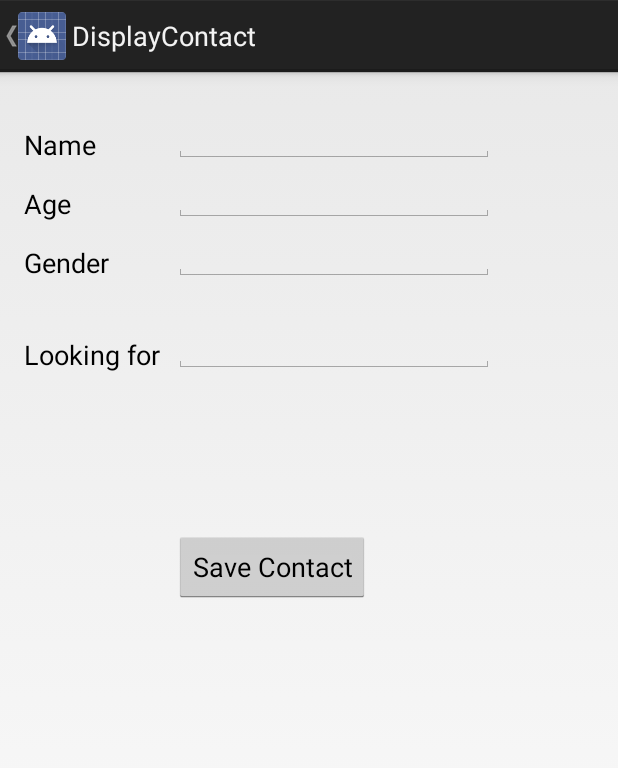
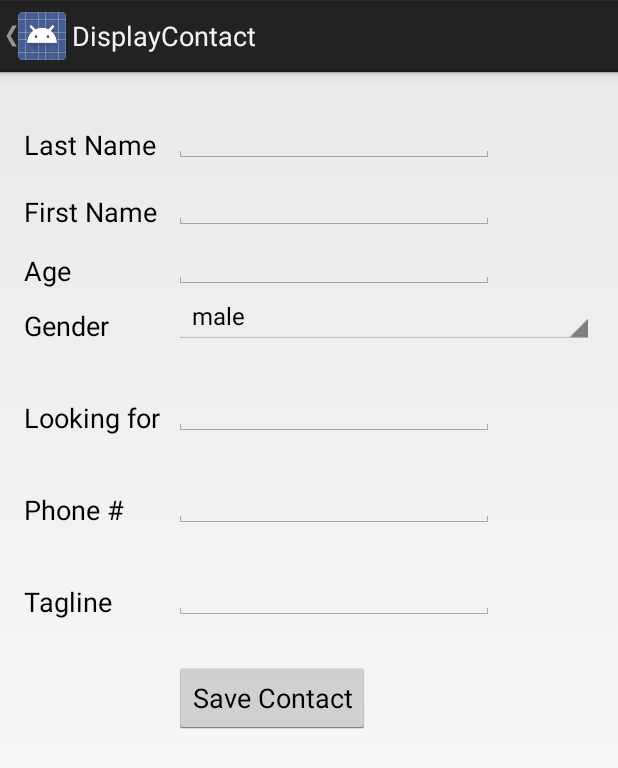
Before and after one commit to chrisplim/CrossGame, an Android app: the DisplayContact screen opened directly, with no data from a screen before it, on a phone screen of 412 x 824 dp. Shown: the top 768 px of the screen. Run offline under Robolectric (Android 15) with nearby library versions, the phone set to English and light mode, and no system bars.

Commit message:
added spinner, need to fix setSelection

```diff
--- a/app/src/main/java/com/example/christopherlim/crossgame/DisplayContact.java
+++ b/app/src/main/java/com/example/christopherlim/crossgame/DisplayContact.java
@@ -1,30 +1,40 @@
 package com.example.christopherlim.crossgame;
 
-import android.os.Bundle;
 import android.app.Activity;
 import android.app.AlertDialog;
 import android.content.DialogInterface;
 import android.content.Intent;
 import android.database.Cursor;
+import android.os.Bundle;
 import android.view.Menu;
 import android.view.MenuItem;
 import android.view.View;
+import android.widget.AdapterView;
+import android.widget.ArrayAdapter;
 import android.widget.Button;
+import android.widget.Spinner;
 import android.widget.TextView;
 import android.widget.Toast;
 
-public class DisplayContact extends Activity {
+import java.util.ArrayList;
+import java.util.List;
+
+public class DisplayContact extends Activity implements AdapterView.OnItemSelectedListener{
 
     int from_Where_I_Am_Coming = 0;
     private DBHelper mydb ;
-    TextView name ;
+    TextView lastname ;
+    TextView firstname ;
     TextView age ;
     TextView gender ;
+    String gend;
     TextView orientation ;
-    //TextView phone;
-    //TextView email;
-    //TextView street;
-    //TextView place;
+    TextView phonenumber ;
+    TextView tagline ;
+    Spinner spinner;
+
+
+
     int id_To_Update = 0;
 
 
@@ -32,14 +42,15 @@ public class DisplayContact extends Activity {
     protected void onCreate(Bundle savedInstanceState) {
         super.onCreate(savedInstanceState);
         setContentView(R.layout.activity_display_contact);
-        name = (TextView) findViewById(R.id.editTextName);
+        lastname = (TextView) findViewById(R.id.editTextLastName);
+        firstname = (TextView) findViewById(R.id.editTextFirstName);
         age = (TextView) findViewById(R.id.editTextAge);
-        gender = (TextView) findViewById(R.id.editTextGender);
+        //gender =  (TextView) findViewById(R.id.gender_spinner);
+        // Spinner element
+        spinner = (Spinner) findViewById(R.id.gender_spinner);
         orientation = (TextView) findViewById(R.id.editTextOrientation);
-        //phone = (TextView) findViewById(R.id.editTextPhone);
-        //email = (TextView) findViewById(R.id.editTextStreet);
-        //street = (TextView) findViewById(R.id.editTextEmail);
-        //place = (TextView) findViewById(R.id.editTextCity);
+        phonenumber = (TextView) findViewById(R.id.editTextPhoneNumber);
+        tagline = (TextView) findViewById(R.id.editTextTagLine);
 
         mydb = new DBHelper(this);
 
@@ -52,11 +63,14 @@ public class DisplayContact extends Activity {
                 Cursor rs = mydb.getData(Value);
                 id_To_Update = Value;
                 rs.moveToFirst();
-                String nam = rs.getString(rs.getColumnIndex(DBHelper.CONTACTS_COLUMN_NAME));
+                String lastnam = rs.getString(rs.getColumnIndex(DBHelper.CONTACTS_COLUMN_LASTNAME));
+                String firstnam = rs.getString(rs.getColumnIndex(DBHelper.CONTACTS_COLUMN_FIRSTNAME));
                 String ag = rs.getString(rs.getColumnIndex(DBHelper.CONTACTS_COLUMN_AGE));
                 String gende = rs.getString(rs.getColumnIndex(DBHelper.CONTACTS_COLUMN_GENDER));
                 String orientatio = rs.getString(rs.getColumnIndex(DBHelper.CONTACTS_COLUMN_ORIENTATION));
-                //String plac = rs.getString(rs.getColumnIndex(DBHelper.CONTACTS_COLUMN_CITY));
+                String phonenumbe = rs.getString(rs.getColumnIndex(DBHelper.CONTACTS_COLUMN_PHONENUMBER));
+                String taglin = rs.getString(rs.getColumnIndex(DBHelper.CONTACTS_COLUMN_TAGLINE));
+
                 if (!rs.isClosed())
                 {
                     rs.close();
@@ -64,40 +78,74 @@ public class DisplayContact extends Activity {
                 Button b = (Button)findViewById(R.id.button1);
                 b.setVisibility(View.INVISIBLE);
 
-                name.setText((CharSequence)nam);
-                name.setFocusable(false);
-                name.setClickable(false);
+                lastname.setText((CharSequence)lastnam);
+                lastname.setFocusable(false);
+                lastname.setClickable(false);
+
+                firstname.setText((CharSequence)firstnam);
+                firstname.setFocusable(false);
+                firstname.setClickable(false);
 
                 age.setText((CharSequence)ag);
                 age.setFocusable(false);
                 age.setClickable(false);
 
-                gender.setText((CharSequence)gende);
-                gender.setFocusable(false);
-                gender.setClickable(false);
+                //gender.setText((CharSequence)gende);
+                spinner.setFocusable(false);
+                spinner.setClickable(false);
 
                 orientation.setText((CharSequence)orientatio);
                 orientation.setFocusable(false);
                 orientation.setClickable(false);
 
-                /*phone.setText((CharSequence)phon);
-                phone.setFocusable(false);
-                phone.setClickable(false);
+                phonenumber.setText((CharSequence) phonenumbe);
+                phonenumber.setFocusable(false);
+                phonenumber.setClickable(false);
 
-                email.setText((CharSequence)emai);
-                email.setFocusable(false);
-                email.setClickable(false);
-
-                street.setText((CharSequence)stree);
-                street.setFocusable(false);
-                street.setClickable(false);
-
-                place.setText((CharSequence)plac);
-                place.setFocusable(false);
-                place.setClickable(false);*/
+                tagline.setText((CharSequence)taglin);
+                tagline.setFocusable(false);
+                tagline.setClickable(false);
             }
         }
+
+        // Spinner element
+       // Spinner spinner = (Spinner) findViewById(R.id.gender_spinner);
+
+        // Spinner click listener
+        spinner.setOnItemSelectedListener(this);
+
+        // Spinner Drop down elements
+        List <String> choices = new ArrayList < java.lang.String >();
+        choices.add("male");
+        choices.add("female");
+
+        // Creating adapter for spinner
+        ArrayAdapter <String> dataAdapter = new ArrayAdapter <String>(this, android.R.layout.simple_spinner_item, choices);
+
+        // Drop down layout style - list view with radio button
+        dataAdapter.setDropDownViewResource(android.R.layout.simple_spinner_dropdown_item);
+
+        // attaching data adapter to spinner
+        spinner.setAdapter(dataAdapter);
     }
+
+    @Override
+    public void onItemSelected(AdapterView <?> parent, View view, int position, long id) {
+        // On selecting a spinner item
+        String item = parent.getItemAtPosition(position).toString();
+
+        // Showing selected spinner item
+        //Toast.makeText(parent.getContext(), "Selected: " + item, Toast.LENGTH_LONG).show();
+        gend = item;
+        boolean animate = false;
+        spinner.setSelection(position, animate);
+    }
+
+    public void onNothingSelected(AdapterView<?> arg0) {
+        // TODO Auto-generated method stub
+        gend = "male";
+    }
+
     @Override
     public boolean onCreateOptionsMenu(Menu menu) {
         // Inflate the menu; this adds items to the action bar if it is present.
@@ -123,37 +171,37 @@ public class DisplayContact extends Activity {
             case R.id.Edit_Contact:
                 Button b = (Button)findViewById(R.id.button1);
                 b.setVisibility(View.VISIBLE);
-                name.setEnabled(true);
-                name.setFocusableInTouchMode(true);
-                name.setClickable(true);
+                lastname.setEnabled(true);
+                lastname.setFocusableInTouchMode(true);
+                lastname.setClickable(true);
+
+                firstname.setEnabled(true);
+                firstname.setFocusableInTouchMode(true);
+                firstname.setClickable(true);
 
                 age.setEnabled(true);
                 age.setFocusableInTouchMode(true);
                 age.setClickable(true);
 
-                gender.setEnabled(true);
+                /*gender.setEnabled(true);
                 gender.setFocusableInTouchMode(true);
-                gender.setClickable(true);
+                gender.setClickable(true);*/
+
+                spinner.setEnabled(true);
+                spinner.setFocusableInTouchMode(true);
+                spinner.setClickable(true);
 
                 orientation.setEnabled(true);
                 orientation.setFocusableInTouchMode(true);
                 orientation.setClickable(true);
 
-                /*phone.setEnabled(true);
-                phone.setFocusableInTouchMode(true);
-                phone.setClickable(true);
+                phonenumber.setEnabled(true);
+                phonenumber.setFocusableInTouchMode(true);
+                phonenumber.setClickable(true);
 
-                email.setEnabled(true);
-                email.setFocusableInTouchMode(true);
-                email.setClickable(true);
-
-                street.setEnabled(true);
-                street.setFocusableInTouchMode(true);
-                street.setClickable(true);
-
-                place.setEnabled(true);
-                place.setFocusableInTouchMode(true);
-                place.setClickable(true);*/
+                tagline.setEnabled(true);
+                tagline.setFocusableInTouchMode(true);
+                tagline.setClickable(true);
 
                 return true;
             case R.id.Delete_Contact:
@@ -191,7 +239,7 @@ public class DisplayContact extends Activity {
         {
             int Value = extras.getInt("id");
             if(Value>0){
-                if(mydb.updateContact(id_To_Update,name.getText().toString(), age.getText().toString(), gender.getText().toString(), orientation.getText().toString())){
+                if(mydb.updateContact(id_To_Update, lastname.getText().toString(), firstname.getText().toString(), age.getText().toString(), gend, orientation.getText().toString(), phonenumber.getText().toString(), tagline.getText().toString())){
                     Toast.makeText(getApplicationContext(), "Updated", Toast.LENGTH_SHORT).show();
                     Intent intent = new Intent(getApplicationContext(),com.example.christopherlim.crossgame.InfoInput.class);
                     startActivity(intent);
@@ -201,7 +249,7 @@ public class DisplayContact extends Activity {
                 }
             }
             else{
-                if(mydb.insertContact(name.getText().toString(), age.getText().toString(), gender.getText().toString(), orientation.getText().toString())){
+                if(mydb.insertContact(lastname.getText().toString(), firstname.getText().toString(), age.getText().toString(), gend, orientation.getText().toString(), phonenumber.getText().toString(), tagline.getText().toString())){
                     Toast.makeText(getApplicationContext(), "done", Toast.LENGTH_SHORT).show();
                 }
                 else{
--- a/app/src/main/res/layout/activity_display_contact.xml
+++ b/app/src/main/res/layout/activity_display_contact.xml
@@ -15,7 +15,7 @@
         >
 
         <EditText
-            android:id="@+id/editTextName"
+            android:id="@+id/editTextLastName"
             android:layout_width="wrap_content"
             android:layout_height="wrap_content"
             android:layout_alignLeft="@+id/editTextOrientation"
@@ -26,23 +26,43 @@
         </EditText>
 
         <EditText
+            android:id="@+id/editTextFirstName"
+            android:layout_width="wrap_content"
+            android:layout_height="wrap_content"
+            android:layout_alignLeft="@+id/editTextOrientation"
+            android:layout_below="@+id/editTextLastName"
+            android:layout_marginTop="5dp"
+            android:ems="10"
+            android:inputType="text" >
+        </EditText>
+
+        <EditText
             android:id="@+id/editTextOrientation"
             android:layout_width="wrap_content"
             android:layout_height="wrap_content"
             android:layout_alignParentLeft="true"
-            android:layout_below="@+id/editTextGender"
+            android:layout_below="@+id/gender_spinner"
             android:layout_marginTop="22dp"
             android:layout_marginLeft="100dp"
             android:ems="10"
             android:inputType="text" />
 
         <TextView
-            android:id="@+id/textName"
+            android:id="@+id/textLastName"
             android:layout_width="wrap_content"
             android:layout_height="wrap_content"
-            android:layout_alignBottom="@+id/editTextName"
+            android:layout_alignBottom="@+id/editTextLastName"
             android:layout_alignLeft="@+id/textOrientation"
-            android:text="@string/name"
+            android:text="@string/lastname"
+            android:textAppearance="?android:attr/textAppearanceMedium" />
+
+        <TextView
+            android:id="@+id/textFirstName"
+            android:layout_width="wrap_content"
+            android:layout_height="wrap_content"
+            android:layout_alignBottom="@+id/editTextFirstName"
+            android:layout_alignLeft="@+id/textOrientation"
+            android:text="@string/firstname"
             android:textAppearance="?android:attr/textAppearanceMedium" />
 
         <Button
@@ -51,6 +71,7 @@
             android:layout_height="wrap_content"
             android:layout_alignLeft="@+id/editTextOrientation"
             android:layout_alignParentBottom="true"
+            android:layout_below="@+id/editTextTagLine"
             android:layout_marginBottom="28dp"
             android:onClick="run"
             android:text="@string/save" />
@@ -70,7 +91,7 @@
             android:layout_width="wrap_content"
             android:layout_height="wrap_content"
             android:layout_alignBottom="@+id/editTextAge"
-            android:layout_alignLeft="@+id/textName"
+            android:layout_alignLeft="@+id/textFirstName"
             android:text="@string/age"
             android:textAppearance="?android:attr/textAppearanceMedium" />
 
@@ -79,34 +100,82 @@
             android:layout_width="wrap_content"
             android:layout_height="wrap_content"
             android:layout_above="@+id/editTextOrientation"
+            android:layout_alignBottom="@+id/gender_spinner"
             android:layout_alignLeft="@+id/textAge"
             android:text="@string/gender"
             android:textAppearance="?android:attr/textAppearanceMedium" />
 
-
-
-
-
-
+        <Spinner
+            android:id="@+id/gender_spinner"
+            android:layout_width="fill_parent"
+            android:layout_height="wrap_content"
+            android:layout_alignLeft="@+id/editTextLastName"
+            android:layout_below="@+id/editTextAge"
+            android:prompt="@string/spinner_prompt" />
+<!--
         <EditText
             android:id="@+id/editTextGender"
             android:layout_width="wrap_content"
             android:layout_height="wrap_content"
-            android:layout_alignLeft="@+id/editTextName"
+            android:layout_alignLeft="@+id/editTextLastName"
             android:layout_below="@+id/editTextAge"
             android:ems="10"
             android:inputType="text" >
 
         </EditText>
+        -->
 
         <EditText
             android:id="@+id/editTextAge"
             android:layout_width="wrap_content"
             android:layout_height="wrap_content"
-            android:layout_alignLeft="@+id/editTextGender"
-            android:layout_below="@+id/editTextName"
+            android:layout_alignLeft="@+id/gender_spinner"
+            android:layout_below="@+id/editTextFirstName"
             android:ems="10"
             android:inputType="number" />
 
+        <EditText
+            android:id="@+id/editTextPhoneNumber"
+            android:layout_width="wrap_content"
+            android:layout_height="wrap_content"
+            android:layout_alignParentLeft="true"
+            android:layout_below="@+id/editTextOrientation"
+            android:layout_marginTop="22dp"
+            android:layout_marginLeft="100dp"
+            android:ems="10"
+            android:inputType="text" />
+
+        <EditText
+            android:id="@+id/editTextTagLine"
+            android:layout_width="wrap_content"
+            android:layout_height="wrap_content"
+            android:layout_alignParentLeft="true"
+            android:layout_below="@+id/editTextPhoneNumber"
+            android:layout_marginTop="22dp"
+            android:layout_marginLeft="100dp"
+            android:ems="10"
+            android:inputType="text" />
+
+        <TextView
+            android:id="@+id/textPhoneNumber"
+            android:layout_width="wrap_content"
+            android:layout_height="wrap_content"
+            android:layout_alignBottom="@+id/editTextPhoneNumber"
+            android:layout_alignParentLeft="true"
+
+            android:text="@string/phonenumber"
+            android:textAppearance="?android:attr/textAppearanceMedium"
+            android:inputType="number" />
+
+        <TextView
+            android:id="@+id/textTagLine"
+            android:layout_width="wrap_content"
+            android:layout_height="wrap_content"
+            android:layout_alignBottom="@+id/editTextTagLine"
+            android:layout_alignParentLeft="true"
+
+            android:text="@string/tagline"
+            android:textAppearance="?android:attr/textAppearanceMedium" />
+
     </RelativeLayout>
 </ScrollView>
--- a/app/src/main/res/values/strings.xml
+++ b/app/src/main/res/values/strings.xml
@@ -22,14 +22,18 @@
     <string name="title_activity_display_contact">DisplayContact</string>
     <string name="title_activity_main">AddressBook</string>
 
-    <string name="name">Name</string>
+    <string name="lastname">Last Name</string>
+    <string name="firstname">First Name</string>
     <string name="age">Age</string>
     <string name="gender">Gender</string>
     <string name="orientation">Looking for</string>
+    <string name="phonenumber">Phone #</string>
+    <string name="tagline">Tagline</string>
     <string name="phone">Phone</string>
     <string name="email">Email</string>
     <string name="street">Street</string>
     <string name="country">City/State/Zip</string>
+    <string name="spinner_prompt">Select Gender</string>
 
     <string name="save">Save Contact</string>
 
```
Also changed, not shown: app/src/main/java/com/example/christopherlim/crossgame/DBHelper.java (+20 -24 lines), 1 other file.
